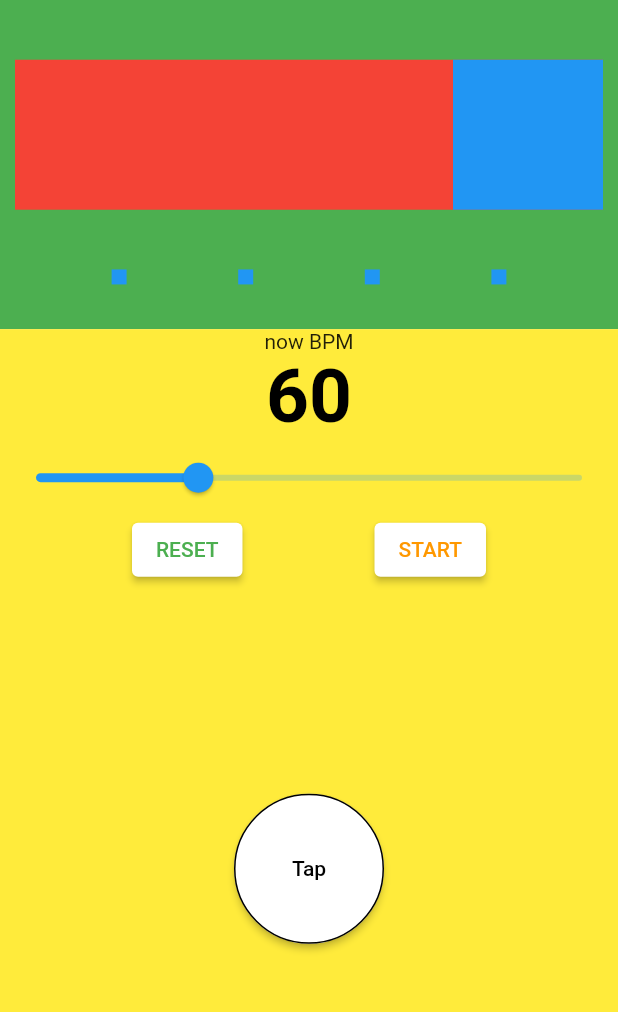
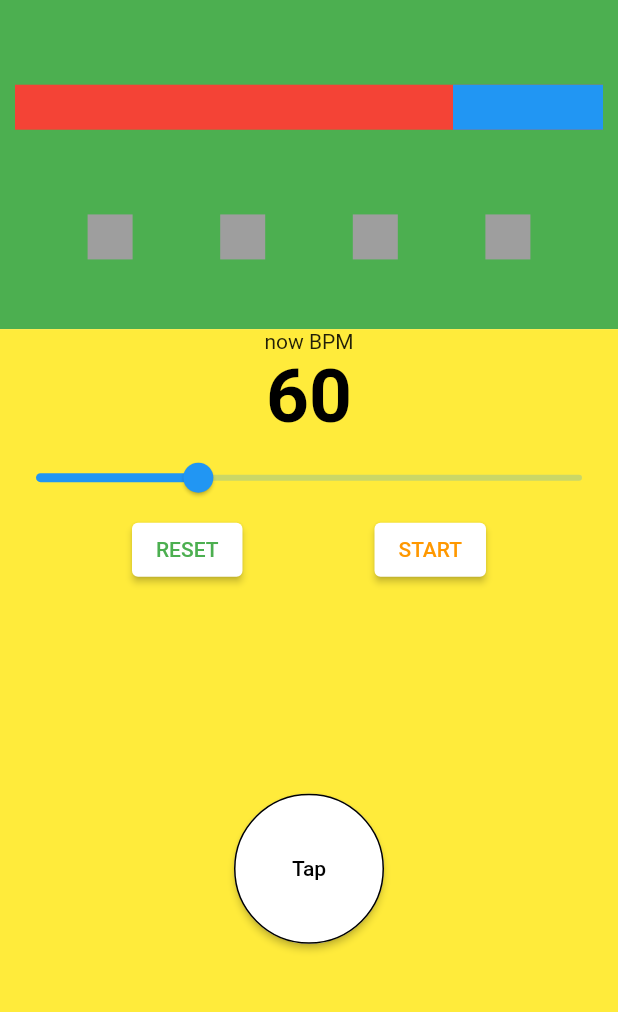
Before and after one commit to yuto90/metronome, a Flutter app: the screen it shows after launch, after a tap on "RESET", on a phone screen of 412 x 824 dp, the part 84-1096 px from its top. Run offline on Flutter 3.47's test engine with Material 2 defaults, Android fonts, the light colour scheme and no system bars; missing offline and left inert: soundpool.

Commit message:
何拍目かを画面に表示

```diff
--- a/lib/home/home.dart
+++ b/lib/home/home.dart
@@ -41,7 +41,7 @@ class Home extends StatelessWidget {
                                     Duration(microseconds: model.tempoDuration),
                                 child: Container(
                                   width: 100,
-                                  height: 100,
+                                  height: 30,
                                   color: Colors.blue,
                                 ),
                                 curve: Curves.easeInOut,
@@ -53,27 +53,35 @@ class Home extends StatelessWidget {
                             children: [
                               Spacer(),
                               Container(
-                                width: 10,
-                                height: 10,
-                                color: Colors.blue,
+                                width: 30,
+                                height: 30,
+                                color: model.nowBeat == 1
+                                    ? Colors.blue
+                                    : Colors.grey,
                               ),
                               Spacer(),
                               Container(
-                                width: 10,
-                                height: 10,
-                                color: Colors.blue,
+                                width: 30,
+                                height: 30,
+                                color: model.nowBeat == 2
+                                    ? Colors.blue
+                                    : Colors.grey,
                               ),
                               Spacer(),
                               Container(
-                                width: 10,
-                                height: 10,
-                                color: Colors.blue,
+                                width: 30,
+                                height: 30,
+                                color: model.nowBeat == 3
+                                    ? Colors.blue
+                                    : Colors.grey,
                               ),
                               Spacer(),
                               Container(
-                                width: 10,
-                                height: 10,
-                                color: Colors.blue,
+                                width: 30,
+                                height: 30,
+                                color: model.nowBeat == 4
+                                    ? Colors.blue
+                                    : Colors.grey,
                               ),
                               Spacer(),
                             ],
--- a/lib/home/home_model.dart
+++ b/lib/home/home_model.dart
@@ -12,6 +12,9 @@ class HomeModel extends ChangeNotifier {
 
   int tempoDuration = 0;
   Alignment alignment = Alignment.bottomRight;
+
+  // todo 4拍以外も作る
+  int nowBeat = 0;
 
   Soundpool beatPool = Soundpool(streamType: StreamType.alarm);
   late int beat;
@@ -68,6 +71,7 @@ class HomeModel extends ChangeNotifier {
       t.cancel();
     }
     clickPool.play(click); // 一拍の音`
+    stepBeat();
 
     if (this.alignment == Alignment.bottomRight) {
       this.alignment = Alignment.bottomLeft;
@@ -87,7 +91,14 @@ class HomeModel extends ChangeNotifier {
   void metronomeReset() {
     run = false;
     tempo = defaultTempo;
+    nowBeat = 0;
     notifyListeners();
+  }
+
+  // 何拍目かを更新
+  void stepBeat() {
+    if (nowBeat == 4) nowBeat = 0;
+    nowBeat++;
   }
 
   // ボタンをタップした時
```
